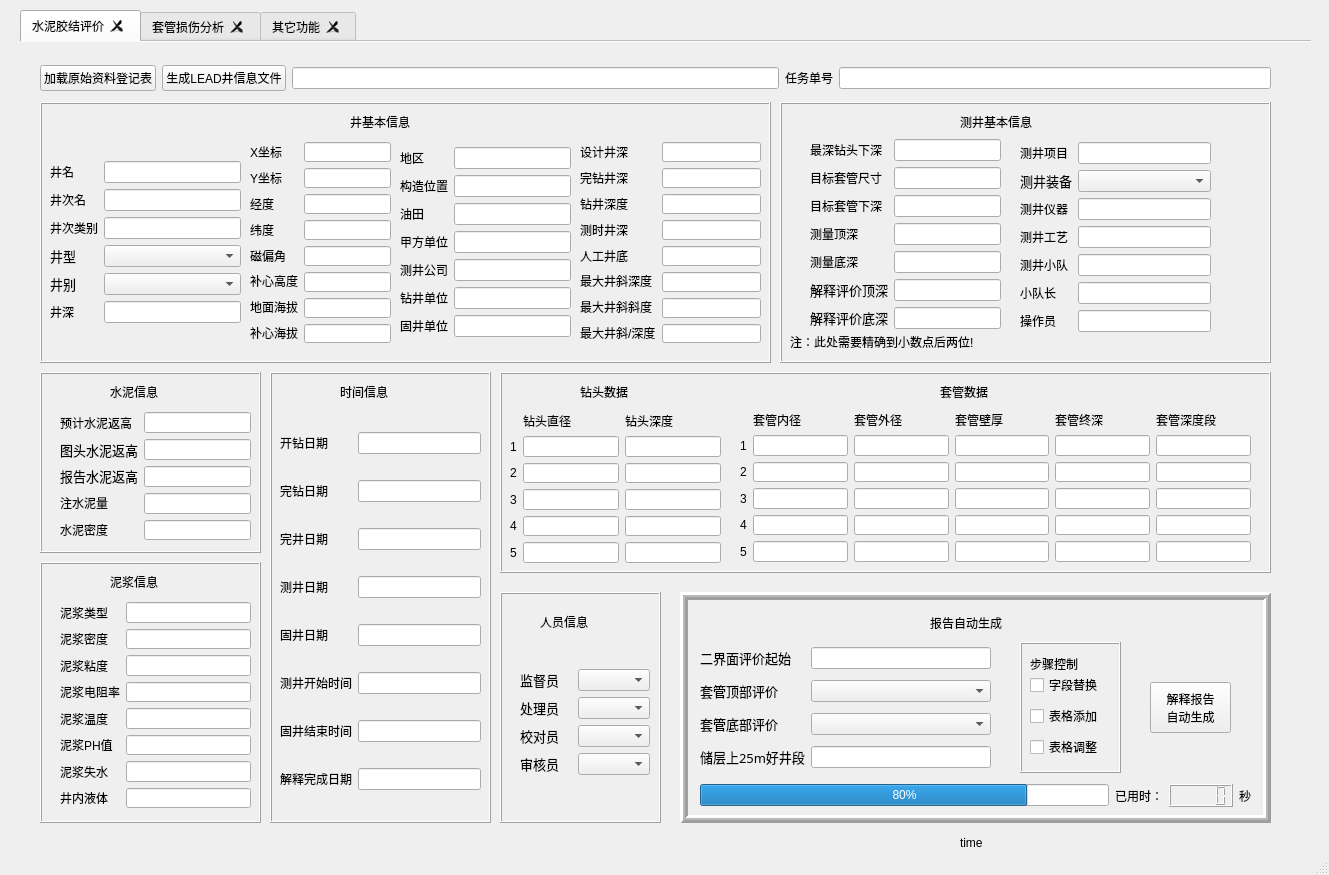
Above: WELL_INTEGRITY_UI.ui from KiwiPapa/4Stars-EngineerLoggingAssistant before the change. Below: the same form after it.
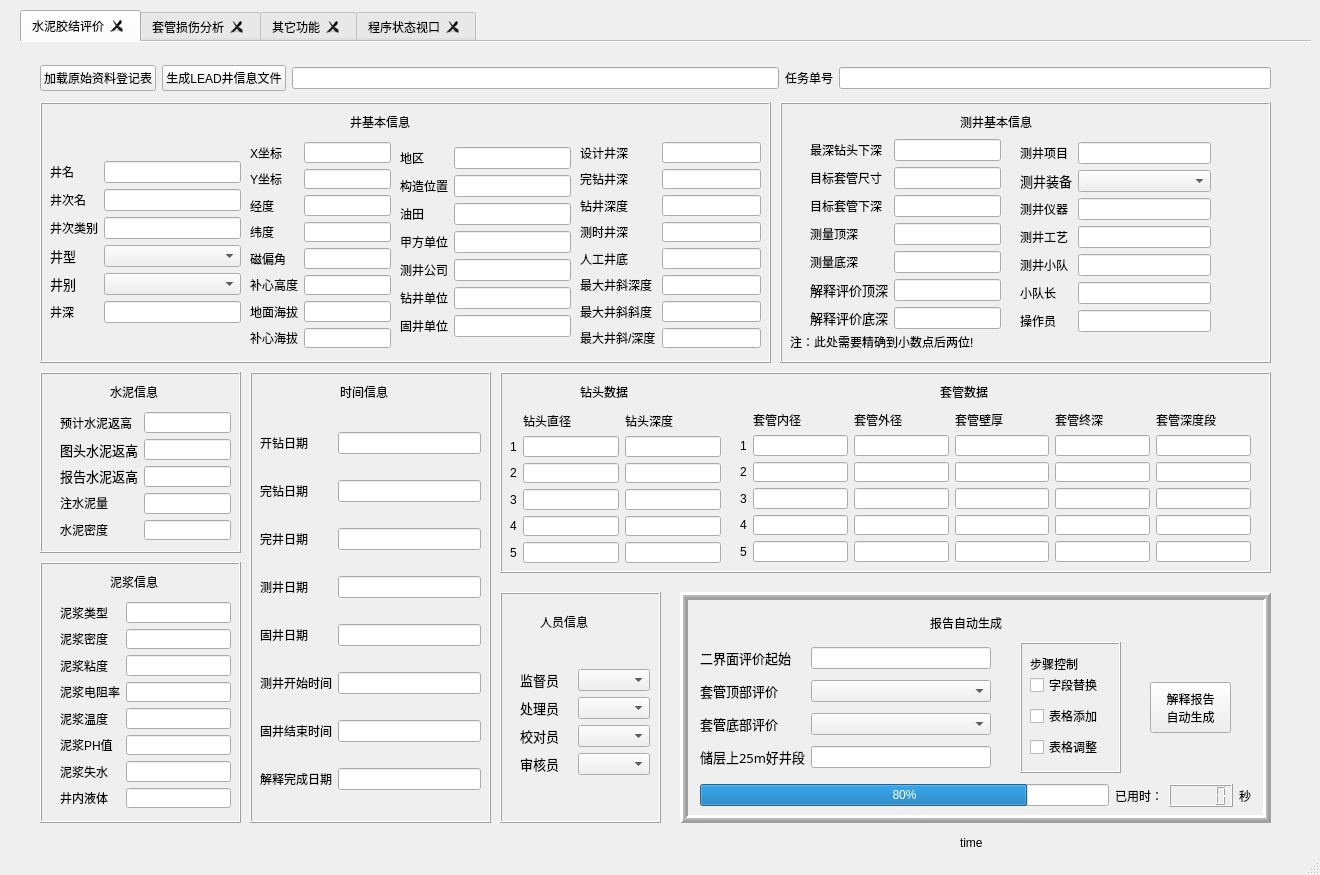
That is the form after the change.

Commit message: 在textBrowser中显示程序运行状态

Patch:
```diff
--- a/WELL_INTEGRITY_UI.ui
+++ b/WELL_INTEGRITY_UI.ui
@@ -9,19 +9,19 @@
    <rect>
     <x>0</x>
     <y>0</y>
-    <width>1329</width>
+    <width>1320</width>
     <height>875</height>
    </rect>
   </property>
   <property name="minimumSize">
    <size>
-    <width>1329</width>
+    <width>1320</width>
     <height>875</height>
    </size>
   </property>
   <property name="maximumSize">
    <size>
-    <width>1329</width>
+    <width>1320</width>
     <height>875</height>
    </size>
   </property>
@@ -268,7 +268,7 @@
          <x>210</x>
          <y>40</y>
          <width>141</width>
-         <height>201</height>
+         <height>206</height>
         </rect>
        </property>
        <property name="styleSheet">
@@ -599,7 +599,7 @@
          <x>540</x>
          <y>40</y>
          <width>181</width>
-         <height>201</height>
+         <height>206</height>
         </rect>
        </property>
        <property name="styleSheet">
@@ -795,7 +795,7 @@
        <rect>
         <x>20</x>
         <y>520</y>
-        <width>221</width>
+        <width>201</width>
         <height>261</height>
        </rect>
       </property>
@@ -813,7 +813,7 @@
         <rect>
          <x>20</x>
          <y>40</y>
-         <width>191</width>
+         <width>171</width>
          <height>206</height>
         </rect>
        </property>
@@ -1389,9 +1389,9 @@
      <widget class="QFrame" name="frame_3">
       <property name="geometry">
        <rect>
-        <x>250</x>
+        <x>230</x>
         <y>330</y>
-        <width>221</width>
+        <width>241</width>
         <height>451</height>
        </rect>
       </property>
@@ -1407,9 +1407,9 @@
       <widget class="QLabel" name="label_46">
        <property name="geometry">
         <rect>
-         <x>70</x>
+         <x>90</x>
          <y>10</y>
-         <width>71</width>
+         <width>61</width>
          <height>20</height>
         </rect>
        </property>
@@ -1425,7 +1425,7 @@
         <rect>
          <x>10</x>
          <y>40</y>
-         <width>201</width>
+         <width>221</width>
          <height>401</height>
         </rect>
        </property>
@@ -1592,7 +1592,7 @@
        <rect>
         <x>20</x>
         <y>330</y>
-        <width>221</width>
+        <width>201</width>
         <height>181</height>
        </rect>
       </property>
@@ -1610,7 +1610,7 @@
         <rect>
          <x>20</x>
          <y>40</y>
-         <width>191</width>
+         <width>171</width>
          <height>128</height>
         </rect>
        </property>
@@ -3993,6 +3993,21 @@
       </widget>
      </widget>
     </widget>
+    <widget class="QWidget" name="tab">
+     <attribute name="title">
+      <string>程序状态视口</string>
+     </attribute>
+     <widget class="QTextBrowser" name="textBrowser">
+      <property name="geometry">
+       <rect>
+        <x>40</x>
+        <y>40</y>
+        <width>1191</width>
+        <height>761</height>
+       </rect>
+      </property>
+     </widget>
+    </widget>
    </widget>
   </widget>
   <widget class="QStatusBar" name="statusbar"/>
```
Left out of the diff: 6 changed lines with no effect on the pictures. The commit also changes 3 other files.
